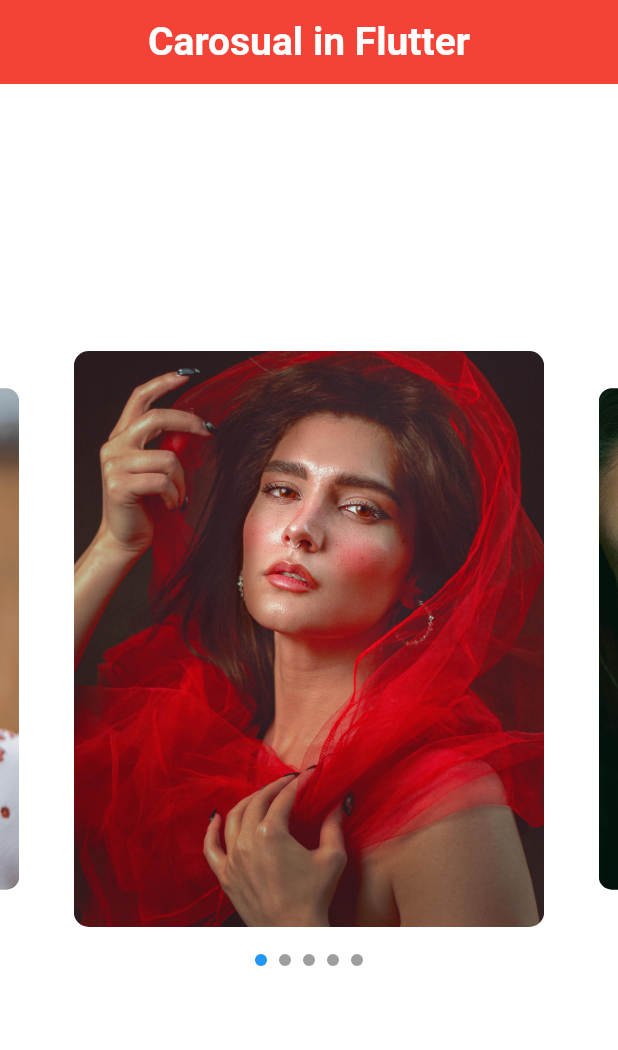
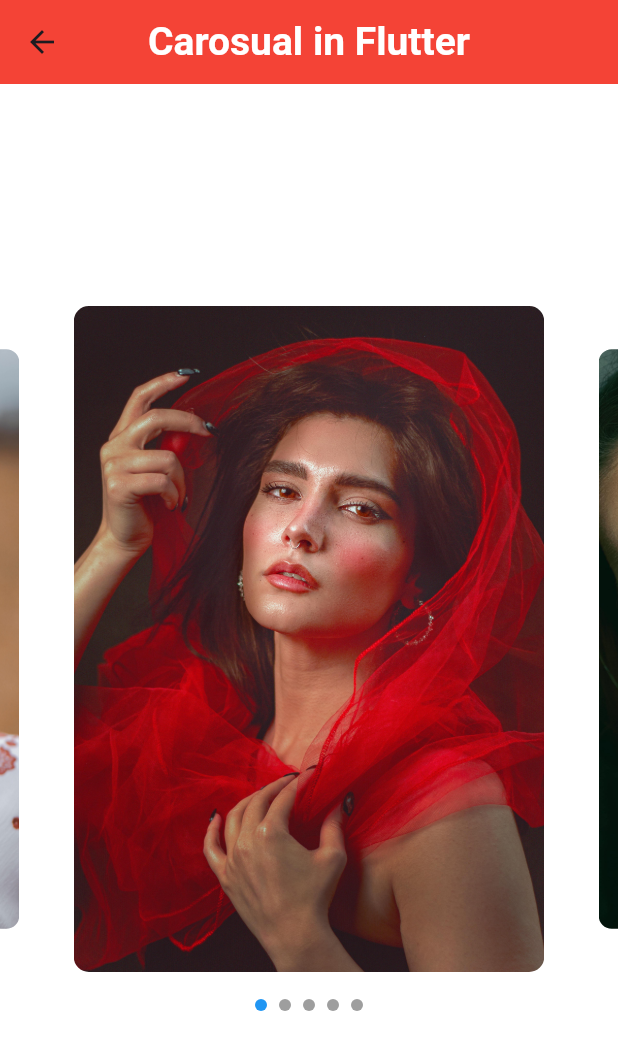
Before and after one commit to HaiderAli228/Flutter-Components, a Flutter app: the ImageCarousel screen opened directly, on a phone screen of 412 x 824 dp. Shown: the top 1050 px of the screen. Run offline on Flutter 3.47's test engine with Material 3 defaults, Android fonts, the phone set to English and light mode, and no system bars; drawn by our look-alikes of carousel_slider; our stand-ins replace form_field_validator.

Commit message:
adding carosual slider

```diff
--- a/lib/image_crousal.dart
+++ b/lib/image_crousal.dart
@@ -49,7 +49,7 @@ class _ImageCarouselState extends State<ImageCarousel> {
                 );
               }).toList(),
               options: CarouselOptions(
-                height: 400.0,
+                height: 460.0,
                 enlargeCenterPage: true,
                 autoPlay: true,
                 aspectRatio: 16 / 9,
--- a/lib/main.dart
+++ b/lib/main.dart
@@ -20,7 +20,7 @@ class MyApp extends StatelessWidget {
         colorScheme: ColorScheme.fromSeed(seedColor: Colors.deepPurple),
         useMaterial3: true,
       ),
-      home:  ImageCarousel(),
+      home:  AlertScreen(),
     );
   }
 }
```
